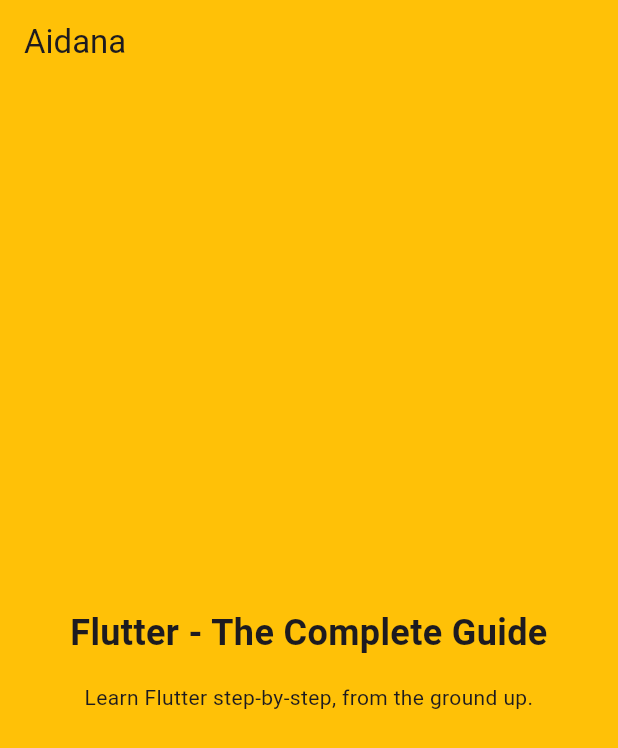
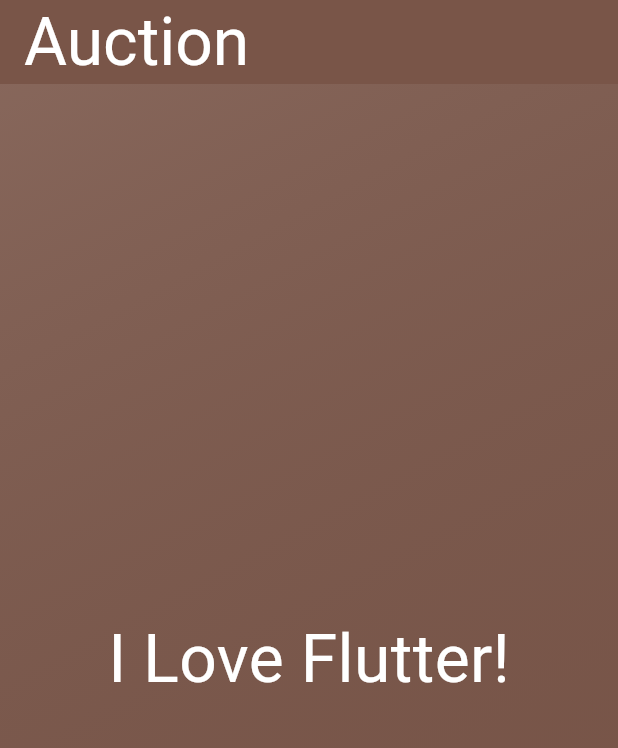
Before and after one commit to galiyev/flutter_todo, a Flutter app: the screen it shows after launch, on a phone screen of 412 x 824 dp. Shown: the top 748 px of the screen. Run offline on Flutter 3.47's test engine with Material 3 defaults, Android fonts, the phone set to English and light mode, and no system bars.

Commit message:
40 Lesson / const

```diff
--- /dev/null
+++ b/lib/gradient_container.dart
@@ -0,0 +1,29 @@
+import 'package:flutter/cupertino.dart';
+import 'package:flutter/material.dart';
+import 'package:todo_app/styled_text.dart';
+
+
+const startAlignment = Alignment.topLeft;
+const endAlignment = Alignment.bottomRight;
+
+class GradientContainer extends StatelessWidget {
+  const GradientContainer({super.key});
+  //GradientContainer({key}):super(key:key);
+   @override
+  Widget build(BuildContext context) {
+    // TODO: implement build
+    // throw UnimplementedError();
+    return Container(
+      decoration: const BoxDecoration(
+          gradient: LinearGradient(
+              colors: [Colors.white10, Colors.transparent],
+              begin: startAlignment,
+              end: endAlignment,
+          )),
+      child: const Center(
+        child: StyledText(),
+      ),
+    );
+  }
+
+}
--- a/lib/main.dart
+++ b/lib/main.dart
@@ -1,4 +1,6 @@
+import 'package:flutter/cupertino.dart';
 import 'package:flutter/material.dart';
+import 'package:todo_app/gradient_container.dart';
 
 void main() {
   runApp(const MyApp());
@@ -22,34 +24,12 @@ class MyApp extends StatelessWidget {
       title: 'Flutter First App 1_',
       theme: ThemeData(useMaterial3: true),
       home: Scaffold(
-        backgroundColor: Colors.amber,
+        backgroundColor: Colors.brown,
         appBar: AppBar(
-          backgroundColor: Colors.amber,
-          title: const Text('Aidana'),
+          backgroundColor: Colors.brown,
+          title: const Text('Auction', style: TextStyle(fontSize: 44, color: Colors.white),),
         ),
-        body: Container(
-          width: double.infinity,
-          padding: const EdgeInsets.all(12),
-          child: const Column(
-            mainAxisAlignment: MainAxisAlignment.center,
-            crossAxisAlignment: CrossAxisAlignment.center,
-            children: [
-              Text(
-                'Flutter - The Complete Guide',
-                textAlign: TextAlign.center,
-                style: TextStyle(
-                  fontSize: 24,
-                  fontWeight: FontWeight.bold,
-                ),
-              ),
-              SizedBox(height: 16),
-              Text(
-                'Learn Flutter step-by-step, from the ground up.',
-                textAlign: TextAlign.center,
-              ),
-            ],
-          ),
-        ),
+        body: const GradientContainer()
       ),
     );
   }
--- /dev/null
+++ b/lib/styled_text.dart
@@ -0,0 +1,12 @@
+import 'package:flutter/cupertino.dart';
+import 'package:flutter/material.dart';
+
+class StyledText extends StatelessWidget {
+  const StyledText({super.key});
+  @override
+  Widget build(BuildContext context) {
+    // TODO: implement build
+    return Text('I Love Flutter!', style: TextStyle(color: Colors.white, fontSize: 44));
+  }
+
+}
```
